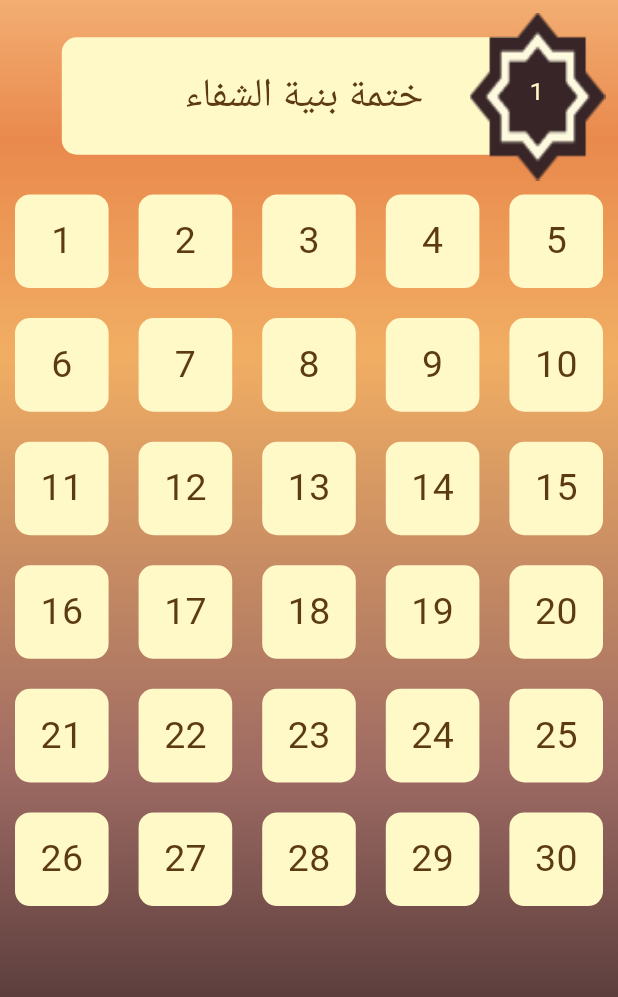
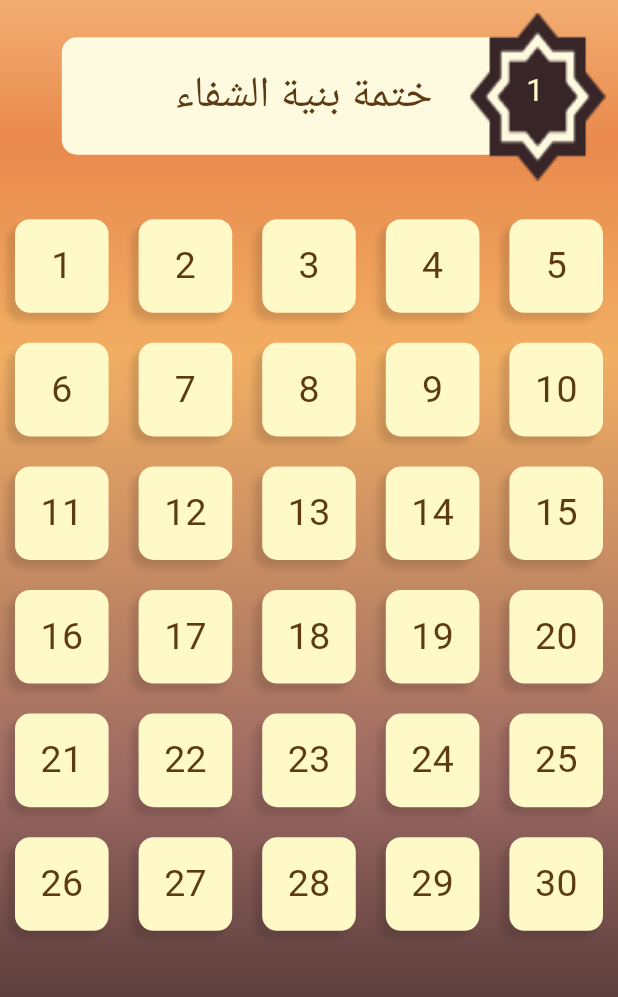
Before and after one commit to SanaAltarabishi/serag, a Flutter app: the SealPage screen opened directly, after a tap on "ختمة بنية الشفاء", on a phone screen of 412 x 824 dp, the part 111-1108 px from its top. Run offline on Flutter 3.47's test engine with Material 3 defaults, Android fonts, the phone set to English and light mode, and no system bars; drawn by our look-alikes of flutter_animate; our stand-ins replace page_transition.

Commit message:
some fixes in ui

```diff
--- a/lib/core/resources/colors.dart
+++ b/lib/core/resources/colors.dart
@@ -24,7 +24,9 @@ class AppColors {
   static const Color darkTitle = Color(0xffffc886);
   static const Color darkArrow = Color(0xfffefae0);
   static const Color darkShareContainer = Color(0xff8D213B);
+  static const Color darkContainer = Color(0xffffb68d);
   //both :
   static const Color containerColor = Color(0xfffff8c7);
+  static const Color titleContainer = Color(0xffFEFAE0);
   static const Color whiteColor = Colors.white;
 }
--- a/lib/features/entryPages/presentation/details_seal_page.dart
+++ b/lib/features/entryPages/presentation/details_seal_page.dart
@@ -1,4 +1,5 @@
 import 'package:flutter/material.dart';
+import 'package:flutter_animate/flutter_animate.dart';
 import 'package:serag/core/resources/colors.dart';
 import 'package:serag/core/resources/images.dart';
 import 'package:serag/core/resources/strings.dart';
@@ -40,7 +41,7 @@ class DetailsSealPage extends StatelessWidget {
                       width: context.screenWidth * 0.8, // 310,
                       height: context.screenHeight * 0.095, //65,
                       decoration: BoxDecoration(
-                        color: AppColors.containerColor,
+                        color: AppColors.titleContainer,
                         borderRadius: BorderRadius.circular(10),
                       ),
                       child: Center(
@@ -48,13 +49,15 @@ class DetailsSealPage extends StatelessWidget {
                           sealTitle,
                           style: TextStyle(
                             color: isDarkTheme
-                                ? AppColors.darkTitle
+                                ? AppColors.darkDialog
                                 : AppColors.lightTitle,
-                            fontSize: context.screenWidth * 0.065, //25,
+                            fontSize: context.screenHeight * 0.035, //25,
                             fontWeight: FontWeight.w400,
                           ),
                         ),
-                      ),
+                      )
+                          .animate()
+                          .fade(duration: 0.2.seconds, delay: 0.15.seconds),
                     ),
                     Positioned(
                       right: -context.screenWidth * 0.08,
@@ -68,21 +71,21 @@ class DetailsSealPage extends StatelessWidget {
                     ),
                     Positioned(
                       right: context.screenWidth * 0.02, //8,
-                      top: context.screenHeight * 0.03, //20,
+                      top: context.screenHeight * 0.025, //20,
                       child: Text(
                         '${index + 1}',
                         style: TextStyle(
                           color: AppColors.containerColor,
                           fontWeight: FontWeight.w400,
-                          fontSize: context.screenWidth * 0.04, //17,
+                          fontSize: context.screenHeight * 0.025, //17,
                         ),
                       ),
                     ),
                   ],
                 ),
-              ),
+              ).animate().fade(duration: 0.2.seconds, delay: 0.1.seconds),
               SizedBox(
-                height: context.screenHeight * 0.02,
+                height: context.screenHeight * 0.04,
               ),
               Expanded(
                 child: GridView.builder(
@@ -91,25 +94,36 @@ class DetailsSealPage extends StatelessWidget {
                       crossAxisCount: 5),
                   itemBuilder: (context, gridindex) {
                     return Container(
-                      margin: EdgeInsets.all(10),
+                      margin: const EdgeInsets.all(10),
                       decoration: BoxDecoration(
-                          color: AppColors.containerColor,
-                          borderRadius: BorderRadius.circular(10)),
+                        color: isDarkTheme
+                            ? AppColors.darkContainer
+                            : AppColors.containerColor,
+                        borderRadius: BorderRadius.circular(10),
+                        boxShadow: const [
+                          BoxShadow(
+                            color: Colors.black12,
+                            blurRadius: 3,
+                            offset: Offset(-5, 5),
+                          ),
+                        ],
+                      ),
                       child: Center(
                         child: Text(
                           '${gridindex + 1}',
                           style: TextStyle(
-                              fontSize: 25,
-                              fontWeight: FontWeight.w400,
-                              color: isDarkTheme
-                                  ? AppColors.darkTitle
-                                  : AppColors.lightTitle),
+                            fontSize: 25,
+                            fontWeight: FontWeight.w400,
+                            color: isDarkTheme
+                                ? AppColors.darkDialog
+                                : AppColors.lightTitle,
+                          ),
                         ),
                       ),
                     );
                   },
                 ),
-              )
+              ).animate().fade(duration: 0.4.seconds, delay: 0.2.seconds)
             ],
           ),
         ),
--- a/lib/features/entryPages/presentation/seal_page.dart
+++ b/lib/features/entryPages/presentation/seal_page.dart
@@ -1,8 +1,10 @@
 import 'package:flutter/material.dart';
 import 'package:flutter_animate/flutter_animate.dart';
+import 'package:serag/core/resources/colors.dart';
 import 'package:serag/core/resources/strings.dart';
 import 'package:serag/core/theme/app_theme.dart';
-import 'package:serag/core/utils/build_context_extensions.dart';import 'package:serag/features/entryPages/presentation/widgets/seal_page_widgets/card_seals.dart';
+import 'package:serag/core/utils/build_context_extensions.dart';
+import 'package:serag/features/entryPages/presentation/widgets/seal_page_widgets/card_seals.dart';
 import 'package:serag/features/entryPages/presentation/widgets/seal_page_widgets/custom_floating_action_button.dart';
 import 'package:serag/features/entryPages/presentation/widgets/custom_app_bar.dart';
 import 'package:serag/features/entryPages/presentation/widgets/seal_page_widgets/seal_form_container.dart';
@@ -28,13 +30,7 @@ class _SealPageState extends State<SealPage> {
         child: SafeArea(
           child: Stack(
             children: [
-              InkWell(
-                onTap: () {
-                  setState(() {
-                    _isContainerVisible = false;
-                  });
-                },
-                child: Column(
+              Column(
                 children: [
                   SizedBox(
                     height: context.screenHeight * 0.02,
@@ -64,6 +60,19 @@ class _SealPageState extends State<SealPage> {
                   )
                 ],
               ),
+              if (_isContainerVisible)
+                ModalBarrier(
+                  dismissible: true,
+                  color: isDarkTheme
+                      ? AppColors.darkGradientStart.withOpacity(0.3)
+                      : AppColors.lightGradientEnd.withOpacity(0.3),
+                  onDismiss: () {
+                    setState(
+                      () {
+                        _isContainerVisible = false;
+                      },
+                    );
+                  },
                 ),
               if (_isContainerVisible)
                 _buildAnimatedContainer(context, isDarkTheme),
--- a/lib/features/entryPages/presentation/widgets/seal_page_widgets/custom_drop_down_field.dart
+++ b/lib/features/entryPages/presentation/widgets/seal_page_widgets/custom_drop_down_field.dart
@@ -24,6 +24,7 @@ class CustomDropDownField extends StatelessWidget {
           borderRadius: BorderRadius.circular(5),
         ),
         child: DropdownButtonFormField(
+          dropdownColor: AppColors.whiteColor,
           value: selectedValue,
           iconSize: 0,
           decoration: InputDecoration(
```
Lines whose indentation alone changed are shown as unchanged.
